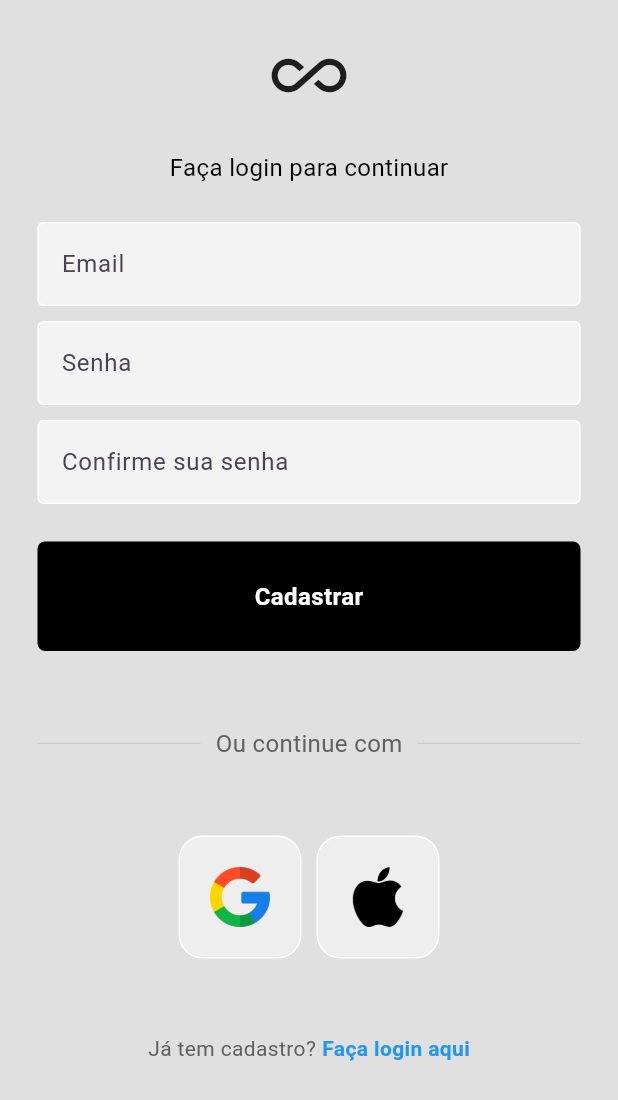
After one commit to LeonardoViniciusBSantos/ScreenLogin, a Flutter app: the screen it shows after launch, after a tap on "Cadastre-se agora", after a tap on "Cadastrar", on a phone screen of 412 x 824 dp. The commit adds this screen. Shown: the top 1100 px of the screen. Run offline on Flutter 3.47's test engine with Material 3 defaults, Android fonts, the phone set to English and light mode, and no system bars; our stand-ins replace firebase_auth, firebase_core, get; accounts and stored records are empty; network calls fail.

Commit message:
Implementando tela de cadastro e autenticação com firebase

```diff
--- a/lib/login/login.Bindings.dart
+++ /dev/null
@@ -1,8 +0,0 @@
-import 'package:get/get.dart';
-import 'loginView.controller.dart';
-
-class LoginBindings extends Bindings {
-  @override
-  void dependencies() {
-    Get.lazyPut(() => LoginController());
-  }}
--- /dev/null
+++ b/lib/loginAndRegister/auth_page.view.dart
@@ -0,0 +1,26 @@
+import 'package:firebase_auth/firebase_auth.dart';
+import 'package:flutter/material.dart';
+import 'package:screen_login/home/home.view.dart';
+
+import 'login_or_register_page.dart';
+
+class AuthPage extends StatelessWidget {
+  const AuthPage({super.key});
+
+  @override
+  Widget build(BuildContext context) {
+    return Scaffold(
+      body: StreamBuilder(
+          stream: FirebaseAuth.instance.authStateChanges(),
+          builder: (context, snapshot) {
+            if  (snapshot.hasData) {
+              return const HomeView();
+            }
+            else {
+              return const LoginOrRegisterPage();
+            }
+          }
+      ),
+    );
+  }
+}
--- /dev/null
+++ b/lib/loginAndRegister/login.view.dart
@@ -0,0 +1,209 @@
+import 'package:firebase_auth/firebase_auth.dart';
+import 'package:flutter/material.dart';
+import 'widgets/loginButton.widget.dart';
+import 'widgets/squireTile.dart';
+import 'widgets/textDivider.widget.dart';
+import 'widgets/textField.widget.dart';
+
+class LoginView extends StatefulWidget {
+  final Function ()? onTap;
+  const LoginView({super.key, required this.onTap});
+
+  @override
+  State<LoginView> createState() => _LoginViewState();
+}
+
+class _LoginViewState extends State<LoginView> {
+  final emailController = TextEditingController();
+  final passwordController = TextEditingController();
+
+  void signUserIn() async {
+    // mostrando circulo de carregamento
+    showDialog(
+      context: context,
+      builder: (BuildContext context) {
+        return const Center(
+          child: CircularProgressIndicator(),
+        );
+      },
+    );
+
+
+    void invalidEmailMessage() {
+      showDialog(context: context, builder: (context) {
+        return const AlertDialog(
+          backgroundColor: Colors.black,
+          title: Text(
+            'Email inválido',
+            style: TextStyle(color: Colors.white),
+          ),
+        );
+      },);
+    }
+
+    void invalidCredentialMessage() {
+      showDialog(context: context, builder: (context) {
+        return const AlertDialog(
+          backgroundColor: Colors.black,
+          title: Text(
+            'Email ou senha incorreta',
+            style: TextStyle(color: Colors.white),
+          ),
+        );
+    },);
+    }
+
+    void missingPasswordMessage() {
+      showDialog(context: context, builder: (context) {
+        return const AlertDialog(
+          backgroundColor: Colors.black,
+          title: Text(
+            'Senha inválida',
+            style: TextStyle(color: Colors.white),
+          ),
+        );
+      },);
+    }
+
+    try {
+      await FirebaseAuth.instance.signInWithEmailAndPassword(
+        email: emailController.text,
+        password: passwordController.text,
+      );
+      Navigator.pop(context);
+    } on FirebaseAuthException catch (e) {
+
+      Navigator.pop(context); // Fecha o diálogo de progresso
+
+      if (e.code == 'invalid-email') {
+        invalidEmailMessage();
+      } else if (e.code == 'invalid-credential') {
+        invalidCredentialMessage();
+      } else if (e.code == 'missing-password'){
+        missingPasswordMessage();
+      } else {
+        print("Erro desconhecido: ${e.code}");
+      }
+    }
+  }
+
+
+  @override
+  Widget build(BuildContext context) {
+    return Scaffold(
+      backgroundColor: Colors.grey[300],
+      body: SingleChildScrollView(
+        child: SafeArea(
+          child: Center(
+            child: Column(
+              children: [
+                SizedBox(
+                  height: 50,
+                ),
+                const Icon(
+                  Icons.all_inclusive,
+                  size: 100,
+                ),
+                SizedBox(
+                  height: 50,
+                ),
+                const Text(
+                  "Faça login para continuar",
+                  style: TextStyle(
+                    color: Colors.black,
+                    fontSize: 16,
+                  ),
+                ),
+                SizedBox(
+                  height: 25,
+                ),
+                TextInputField(
+                  controller: emailController,
+                  hintText: 'Email',
+                  obscureText: false,
+                ),
+                SizedBox(
+                  height: 10,
+                ),
+                TextInputField(
+                  controller: passwordController,
+                  hintText: 'Senha',
+                  obscureText: true,
+                ),
+                SizedBox(
+                  height: 10,
+                ),
+                Padding(
+                  padding: const EdgeInsets.symmetric(horizontal: 25),
+                  child: Row(
+                    mainAxisAlignment: MainAxisAlignment.end,
+                    children: [
+                      Text(
+                        'Esqueceu a senha?',
+                        style: TextStyle(color: Colors.grey[600]),
+                      )
+                    ],
+                  ),
+                ),
+                SizedBox(
+                  height: 25,
+                ),
+                LoginButton(
+                  onTap: () {
+                    signUserIn();
+                  },
+                  text: "entrar",
+                ),
+                SizedBox(
+                  height: 50,
+                ),
+                TextDivider(),
+                SizedBox(
+                  height: 50,
+                ),
+                const Row(
+                  mainAxisAlignment: MainAxisAlignment.center,
+                  children: [
+                    SquiteTile(
+                      imagePath: 'assets/icons/google.png',
+                    ),
+                    SizedBox(
+                      width: 10,
+                    ),
+                    SquiteTile(
+                      imagePath: 'assets/icons/apple.png',
+                    )
+                  ],
+                ),
+                const SizedBox(
+                  height: 50,
+                ),
+                Row(
+                  mainAxisAlignment: MainAxisAlignment.center,
+                  children: [
+                    Text(
+                      "Não tem cadastro?",
+                      style: TextStyle(color: Colors.grey[700]),
+                    ),
+                    const SizedBox(
+                      width: 4,
+                    ),
+                    GestureDetector(
+                      onTap: widget.onTap,
+                      child: const Text(
+                        "Cadastre-se agora",
+                        style: TextStyle(
+                            color: Colors.blue, fontWeight: FontWeight.bold),
+                      ),
+                    ),
+                  ],
+                ),
+                SizedBox(height: 20,)
+              ],
+            ),
+          ),
+        ),
+      ),
+    );
+  }
+}
--- /dev/null
+++ b/lib/loginAndRegister/login_or_register_page.dart
@@ -0,0 +1,31 @@
+import 'package:flutter/material.dart';
+import 'package:screen_login/loginAndRegister/login.view.dart';
+
+import 'register.view.dart';
+
+class LoginOrRegisterPage extends StatefulWidget {
+  const LoginOrRegisterPage({super.key});
+
+  @override
+  State<LoginOrRegisterPage> createState() => _LoginOrRegisterPageState();
+}
+
+class _LoginOrRegisterPageState extends State<LoginOrRegisterPage> {
+
+  bool showLoginPage = true;
+
+  void togglePage () {
+    setState(() {
+      showLoginPage = !showLoginPage;
+    });
+  }
+
+  @override
+  Widget build(BuildContext context) {
+    if (showLoginPage){
+      return LoginView(onTap: togglePage);
+    } else {
+      return RegisterView(onTap: togglePage,);
+    }
+  }
+}
--- /dev/null
+++ b/lib/loginAndRegister/register.view.dart
@@ -0,0 +1,182 @@
+import 'package:firebase_auth/firebase_auth.dart';
+import 'package:flutter/material.dart';
+import 'widgets/loginButton.widget.dart';
+import 'widgets/squireTile.dart';
+import 'widgets/textDivider.widget.dart';
+import 'widgets/textField.widget.dart';
+
+class RegisterView extends StatefulWidget {
+  final Function ()? onTap;
+  const RegisterView({super.key, required this.onTap});
+
+  @override
+  State<RegisterView> createState() => _RegisterViewState();
+}
+
+class _RegisterViewState extends State<RegisterView> {
+  final emailController = TextEditingController();
+  final passwordController = TextEditingController();
+  final confirmPasswordController = TextEditingController();
+
+  void signUserUp() async {
+    // mostrando circulo de carregamento
+    showDialog(
+      context: context,
+      builder: (BuildContext context) {
+        return const Center(
+          child: CircularProgressIndicator(),
+        );
+      },
+    );
+
+    void errorPasswordMessage() {
+      showDialog(context: context, builder: (context) {
+        return const AlertDialog(
+          backgroundColor: Colors.black,
+          title: Text(
+            'Senhas não coincidem,',
+            style: TextStyle(color: Colors.white),
+          ),
+        );
+      },);
+    }
+
+    try {
+      if(passwordController.text == confirmPasswordController.text){
+        await FirebaseAuth.instance.createUserWithEmailAndPassword(
+          email: emailController.text,
+          password: passwordController.text,
+        );
+      } else {
+       errorPasswordMessage();
+      }
+      Navigator.pop(context);
+    } on FirebaseAuthException catch (e) {
+
+      Navigator.pop(context); // Fecha o diálogo de progresso
+
+      if (e.code == 'invalid-email') {
+      } else if (e.code == 'invalid-credential') {
+      } else if (e.code == 'missing-password'){
+      } else {
+        print("Erro desconhecido: ${e.code}");
+      }
+    }
+  }
+
+
+  @override
+  Widget build(BuildContext context) {
+    return Scaffold(
+      backgroundColor: Colors.grey[300],
+      body: SingleChildScrollView(
+        child: SafeArea(
+          child: Center(
+            child: Column(
+              children: [
+                SizedBox(
+                  height: 25,
+                ),
+                const Icon(
+                  Icons.all_inclusive,
+                  size: 50,
+                ),
+                SizedBox(
+                  height: 25,
+                ),
+                const Text(
+                  "Faça login para continuar",
+                  style: TextStyle(
+                    color: Colors.black,
+                    fontSize: 16,
+                  ),
+                ),
+                SizedBox(
+                  height: 25,
+                ),
+                TextInputField(
+                  controller: emailController,
+                  hintText: 'Email',
+                  obscureText: false,
+                ),
+                SizedBox(
+                  height: 10,
+                ),
+                TextInputField(
+                  controller: passwordController,
+                  hintText: 'Senha',
+                  obscureText: true,
+                ),
+                SizedBox(
+                  height: 10,
+                ),
+                TextInputField(
+                  controller: confirmPasswordController,
+                  hintText: 'Confirme sua senha',
+                  obscureText: true,
+                ),
+                SizedBox(
+                  height: 25,
+                ),
+                LoginButton(
+                  onTap: () {
+                    signUserUp();
+                  },
+                  text: "Cadastrar",
+                ),
+                SizedBox(
+                  height: 50,
+                ),
+                TextDivider(),
+                SizedBox(
+                  height: 50,
+                ),
+                const Row(
+                  mainAxisAlignment: MainAxisAlignment.center,
+                  children: [
+                    SquiteTile(
+                      imagePath: 'assets/icons/google.png',
+                    ),
+                    SizedBox(
+                      width: 10,
+                    ),
+                    SquiteTile(
+                      imagePath: 'assets/icons/apple.png',
+                    )
+                  ],
+                ),
+                const SizedBox(
+                  height: 50,
+                ),
+                Row(
+                  mainAxisAlignment: MainAxisAlignment.center,
+                  children: [
+                    Text(
+                      "Já tem cadastro?",
+                      style: TextStyle(color: Colors.grey[700]),
+                    ),
+                    const SizedBox(
+                      width: 4,
+                    ),
+                    GestureDetector(
+                      onTap: widget.onTap,
+                      child: MouseRegion(
+                        cursor: SystemMouseCursors.click,
+                        child: const Text(
+                          "Faça login aqui",
+                          style: TextStyle(
+                              color: Colors.blue, fontWeight: FontWeight.bold),
+                        ),
+                      ),
+                    ),
+                  ],
+                ),
+                SizedBox(height: 20,)
+              ],
+            ),
+          ),
+        ),
+      ),
+    );
+  }
+}
--- a/lib/login/widgets/loginButton.widget.dart
+++ b/lib/loginAndRegister/widgets/loginButton.widget.dart
@@ -1,12 +1,10 @@
 import 'package:flutter/material.dart';
-import 'package:get/get.dart';
 
-import '../loginView.controller.dart';
+class LoginButton extends StatelessWidget {
+  final Function() onTap;
+  final String text;
 
-class LoginButton extends GetView<LoginController> {
-  final Function() onTap;
-
-  LoginButton({super.key, required this.onTap});
+  LoginButton({super.key, required this.onTap, required this.text});
 
   @override
   Widget build(BuildContext context) {
@@ -19,9 +17,9 @@ class LoginButton extends GetView<LoginController> {
           color: Colors.black,
           borderRadius: BorderRadius.circular(5),
         ),
-        child: const Center(
+        child: Center(
           child: Text(
-            'Entrar',
+            text,
             style: TextStyle(
               color: Colors.white,
               fontWeight: FontWeight.bold,
--- a/lib/login/widgets/textField.components.dart
+++ b/lib/loginAndRegister/widgets/textField.widget.dart
@@ -1,6 +1,4 @@
 import 'package:flutter/material.dart';
-
-import '../loginView.controller.dart';
 
 class TextInputField extends StatelessWidget {
 
--- a/lib/main.dart
+++ b/lib/main.dart
@@ -1,10 +1,14 @@
 import 'package:flutter/material.dart';
 import 'package:get/get.dart';
+import 'package:firebase_core/firebase_core.dart';
+import 'firebase_options.dart';
+import 'loginAndRegister/auth_page.view.dart';
 
-import 'login/login.Bindings.dart';
-import 'login/login.view.dart';
-
-void main() {
+void main() async {
+  WidgetsFlutterBinding.ensureInitialized();
+  await Firebase.initializeApp(
+    options: DefaultFirebaseOptions.currentPlatform
+  );
   runApp(const MyApp());
 }
 
@@ -15,9 +19,8 @@ class MyApp extends StatelessWidget {
   @override
   Widget build(BuildContext context) {
     return GetMaterialApp(
-      initialBinding: LoginBindings(),
       debugShowCheckedModeBanner: false,
-      home: const LoginView(),
+      home: const AuthPage(),
     );
   }
 }
--- a/lib/models/user.model.dart
+++ /dev/null
@@ -1,6 +0,0 @@
-class User{
-  String? email;
-  String? password;
-
-  User(this.email, this.password);
-}
--- a/pubspec.yaml
+++ b/pubspec.yaml
@@ -36,6 +36,8 @@ dependencies:
   # The following adds the Cupertino Icons font to your application.
   # Use with the CupertinoIcons class for iOS style icons.
   cupertino_icons: ^1.0.6
+  firebase_core: ^2.27.1
+  firebase_auth: ^4.17.9
 
 dev_dependencies:
   flutter_test:
```
Also changed, not shown: lib/home/home.view.dart (+8 -4 lines), lib/login/login.view.dart (deleted, +0 -112 lines), lib/login/loginView.controller.dart (deleted, +0 -56 lines), lib/login/widgets/SignUpButton.widget.dart (deleted, +0 -37 lines), lib/firebase_options.dart (added), lib/loginAndRegister/widgets/squireTile.dart (renamed from lib/login/widgets/squireTile.dart), lib/loginAndRegister/widgets/textDivider.widget.dart (renamed from lib/login/widgets/textDivider.widget.dart), pubspec.lock, 8 other files.
